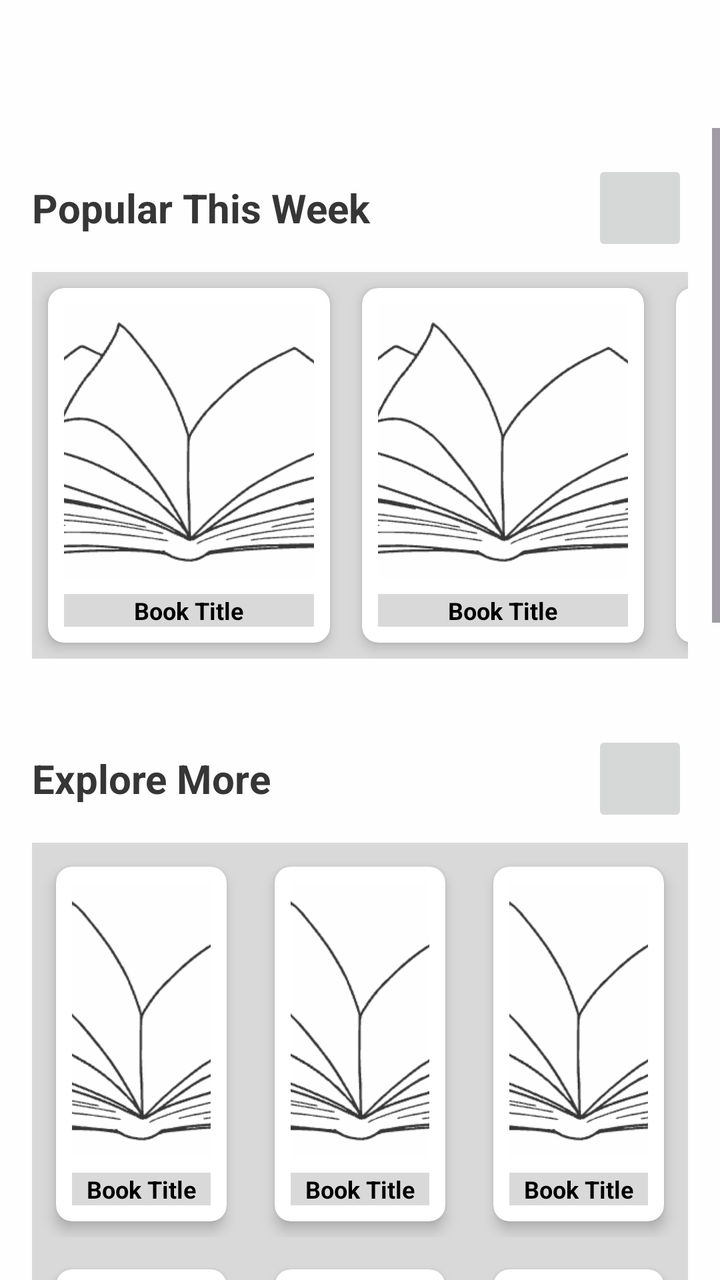
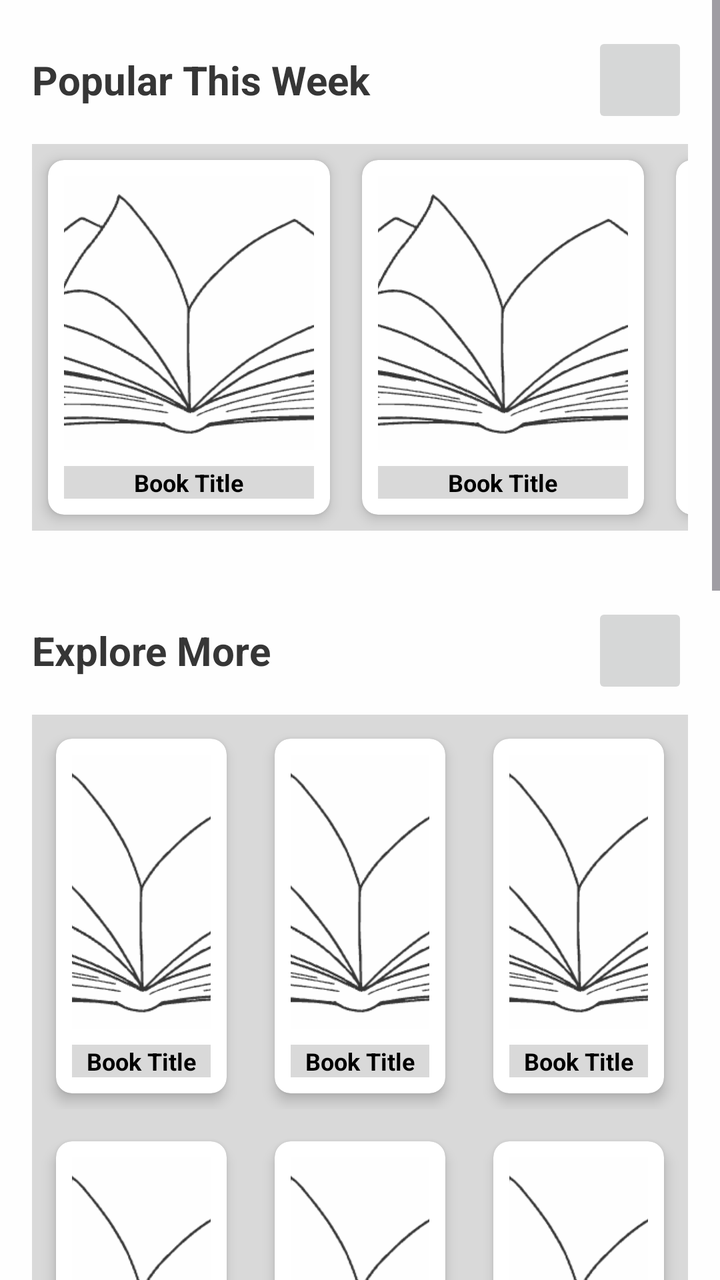

Two renders of the same Android screen: before a commit and after it. Below are the layout's source before the change and the commit's diff.
<!-- AndroidManifest.xml: application theme Theme.FrontendBook -->
<!-- res/layout/fragment_inner_books.xml -->
<androidx.constraintlayout.widget.ConstraintLayout
    xmlns:android="http://schemas.android.com/apk/res/android"
    xmlns:app="http://schemas.android.com/apk/res-auto"
    android:layout_width="match_parent"
    android:layout_height="match_parent"
    android:background="@color/backgroundPrimary">

    <ScrollView
        android:id="@+id/scrollContainer"
        android:layout_width="0dp"
        android:layout_height="0dp"
        android:paddingTop="?attr/actionBarSize"
        android:paddingBottom="96dp"
        android:fillViewport="true"
        android:clipToPadding="false"
        app:layout_constraintTop_toTopOf="parent"
        app:layout_constraintBottom_toBottomOf="parent"
        app:layout_constraintStart_toStartOf="parent"
        app:layout_constraintEnd_toEndOf="parent">

        <LinearLayout
            android:layout_width="match_parent"
            android:layout_height="wrap_content"
            android:orientation="vertical"
            android:padding="16dp">

            
            <LinearLayout
                android:layout_width="match_parent"
                android:layout_height="wrap_content"
                android:orientation="horizontal"
                android:gravity="center_vertical"
                android:paddingBottom="8dp">

                <TextView
                    android:id="@+id/popularTitle"
                    android:layout_width="0dp"
                    android:layout_height="wrap_content"
                    android:layout_weight="1"
                    android:text="Popular This Week"
                    android:textColor="@color/textSecondary"
                    android:textSize="20sp"
                    android:textStyle="bold" />

                <androidx.appcompat.widget.AppCompatImageButton
                    android:id="@+id/popularArrow"
                    android:layout_width="48dp"
                    android:layout_height="48dp"
                    android:src="@drawable/more"
                    android:contentDescription="See All Popular Books"
                    app:tint="@color/textSecondary" />
            </LinearLayout>

            
            <HorizontalScrollView
                android:layout_width="match_parent"
                android:layout_height="wrap_content"
                android:scrollbars="none"
                android:paddingBottom="12dp">

                <LinearLayout
                    android:layout_width="wrap_content"
                    android:layout_height="wrap_content"
                    android:orientation="horizontal"
                    android:background="@color/backgroundSecondary">

                    
                    <include layout="@layout/item_book_grid" />
                    <include layout="@layout/item_book_grid" />
                    <include layout="@layout/item_book_grid" />
                    <include layout="@layout/item_book_grid" />
                    <include layout="@layout/item_book_grid" />
                    <include layout="@layout/item_book_grid" />
                </LinearLayout>
            </HorizontalScrollView>

            
            <LinearLayout
                android:layout_width="match_parent"
                android:layout_height="wrap_content"
                android:orientation="horizontal"
                android:gravity="center_vertical"
                android:paddingBottom="8dp"
                android:layout_marginTop="24dp">

                <TextView
                    android:id="@+id/exploreTitle"
                    android:layout_width="0dp"
                    android:layout_height="wrap_content"
                    android:layout_weight="1"
                    android:text="Explore More"
                    android:textColor="@color/textSecondary"
                    android:textSize="20sp"
                    android:textStyle="bold" />

                <androidx.appcompat.widget.AppCompatImageButton
                    android:id="@+id/exploreArrow"
                    android:layout_width="48dp"
                    android:layout_height="48dp"
                    android:src="@drawable/more"
                    android:contentDescription="See All Explore Books"
                    app:tint="@color/textSecondary" />
            </LinearLayout>

            
            <GridLayout
                android:layout_width="match_parent"
                android:layout_height="wrap_content"
                android:alignmentMode="alignMargins"
                android:columnCount="3"
                android:rowOrderPreserved="false"
                android:useDefaultMargins="true"
                android:background="@color/backgroundSecondary">

                
                <FrameLayout
                    android:layout_width="0dp"
                    android:layout_height="wrap_content"
                    android:layout_margin="4dp"
                    android:layout_gravity="fill"
                    android:layout_columnWeight="1">
                    <include layout="@layout/item_book_grid" />

                </FrameLayout>
                <FrameLayout
                    android:layout_width="0dp"
                    android:layout_height="wrap_content"
                    android:layout_margin="4dp"
                    android:layout_gravity="fill"
                    android:layout_columnWeight="1">

                    <include layout="@layout/item_book_grid" />
                </FrameLayout><FrameLayout
                android:layout_width="0dp"
                android:layout_height="wrap_content"
                android:layout_margin="4dp"
                android:layout_gravity="fill"
                android:layout_columnWeight="1">

                <include layout="@layout/item_book_grid" />
            </FrameLayout><FrameLayout
                android:layout_width="0dp"
                android:layout_height="wrap_content"
                android:layout_margin="4dp"
                android:layout_gravity="fill"
                android:layout_columnWeight="1">

                <include layout="@layout/item_book_grid" />
            </FrameLayout><FrameLayout
                android:layout_width="0dp"
                android:layout_height="wrap_content"
                android:layout_margin="4dp"
                android:layout_gravity="fill"
                android:layout_columnWeight="1">

                <include layout="@layout/item_book_grid" />
            </FrameLayout><FrameLayout
                android:layout_width="0dp"
                android:layout_height="wrap_content"
                android:layout_margin="4dp"
                android:layout_gravity="fill"
                android:layout_columnWeight="1">

                <include layout="@layout/item_book_grid" />
            </FrameLayout><FrameLayout
                android:layout_width="0dp"
                android:layout_height="wrap_content"
                android:layout_margin="4dp"
                android:layout_gravity="fill"
                android:layout_columnWeight="1">

                <include layout="@layout/item_book_grid" />
            </FrameLayout><FrameLayout
                android:layout_width="0dp"
                android:layout_height="wrap_content"
                android:layout_margin="4dp"
                android:layout_gravity="fill"
                android:layout_columnWeight="1">

                <include layout="@layout/item_book_grid" />
            </FrameLayout><FrameLayout
                android:layout_width="0dp"
                android:layout_height="wrap_content"
                android:layout_margin="4dp"
                android:layout_gravity="fill"
                android:layout_columnWeight="1">

                <include layout="@layout/item_book_grid" />
            </FrameLayout><FrameLayout
                android:layout_width="0dp"
                android:layout_height="wrap_content"
                android:layout_margin="4dp"
                android:layout_gravity="fill"
                android:layout_columnWeight="1">

                <include layout="@layout/item_book_grid" />
            </FrameLayout><FrameLayout
                android:layout_width="0dp"
                android:layout_height="wrap_content"
                android:layout_margin="4dp"
                android:layout_gravity="fill"
                android:layout_columnWeight="1">

                <include layout="@layout/item_book_grid" />
                <FrameLayout
                    android:layout_width="0dp"
                    android:layout_height="wrap_content"
                    android:layout_margin="4dp"
                    android:layout_gravity="fill"
                    android:layout_columnWeight="1"
                    android:background="@color/backgroundPrimary">

                    <com.google.android.material.button.MaterialButton
                        android:id="@+id/exploreSeeAll"
                        style="@style/Widget.Material3.Button.TextButton"
                        android:layout_width="match_parent"
                        android:layout_height="wrap_content"
                        android:text="See All"
                        android:textColor="@color/textPrimary"
                        android:textSize="14sp"
                        android:backgroundTint="@android:color/transparent"
                        android:strokeColor="@color/textSecondary"
                        android:layout_gravity="center"
                        android:contentDescription="Go to Explore More" />
                </FrameLayout>

            </FrameLayout>
            </GridLayout>

        </LinearLayout>
    </ScrollView>
</androidx.constraintlayout.widget.ConstraintLayout>
<!-- res/layout/item_book_grid.xml (included above) -->
<androidx.cardview.widget.CardView
    xmlns:android="http://schemas.android.com/apk/res/android"
    xmlns:card_view="http://schemas.android.com/apk/res-auto"
    android:layout_width="match_parent"
    android:layout_height="wrap_content"
    android:layout_margin="8dp"
    card_view:cardCornerRadius="8dp"
    card_view:cardElevation="4dp"
    android:background="@color/backgroundPrimary">

    <LinearLayout
        android:layout_width="match_parent"
        android:layout_height="match_parent"
        android:gravity="center_horizontal"
        android:orientation="vertical"
        android:padding="8dp">

        
        <ImageView
            android:id="@+id/bookImage"
            android:layout_width="125dp"
            android:layout_height="137dp"
            android:layout_weight="1"
            android:adjustViewBounds="true"
            android:background="@color/boxes_background"
            android:contentDescription="Book cover"
            android:scaleType="centerCrop"
            android:src="@drawable/bookk" />

        
        <TextView
            android:id="@+id/bookTitle"
            android:layout_width="match_parent"
            android:layout_height="wrap_content"
            android:layout_marginTop="8dp"
            android:background="@color/backgroundSecondary"
            android:ellipsize="end"
            android:gravity="center"
            android:maxLines="1"
            android:text="Book Title"
            android:textColor="@color/textPrimary"
            android:textSize="12sp"
            android:textStyle="bold" />
    </LinearLayout>
</androidx.cardview.widget.CardView>
<!-- resources referenced by this layout -->
<resources>
  <color name="backgroundPrimary">#FEFEFE</color>
  <color name="backgroundSecondary">#D9D9D9</color>
  <color name="boxes_background">#DCDCDC</color>
  <color name="textPrimary">#000000</color>
  <color name="textSecondary">#363636</color>
  <!-- drawable bookk: png bitmap (drawable, 18992 bytes) -->
  <!-- drawable more: png bitmap (drawable, 189 bytes) -->
  <style name="Theme.FrontendBook" parent="Base.Theme.FrontendBook" />
  <style name="Base.Theme.FrontendBook" parent="Theme.Material3.DayNight.NoActionBar">
          <item name="colorPrimary">@color/backgroundPrimary</item>
          <item name="colorPrimaryVariant">@color/backgroundSecondary</item>
          <item name="colorOnPrimary">@color/black</item>
          <item name="colorSecondary">@color/black</item>
          <item name="colorOutline">@color/line</item>
  
      </style>
  <color name="black">#000000</color>
  <color name="line">#D9D9D9</color>
</resources>

<!-- the commit's change to res/layout/fragment_inner_books.xml (unified diff, before → after) -->
@@ -9,7 +9,6 @@
         android:id="@+id/scrollContainer"
         android:layout_width="0dp"
         android:layout_height="0dp"
-        android:paddingTop="?attr/actionBarSize"
         android:paddingBottom="96dp"
         android:fillViewport="true"
         android:clipToPadding="false"
